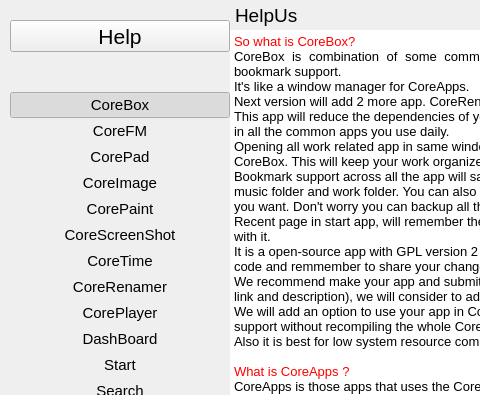
The window that help.ui (rahmanshaber/help) describes before a commit, drawn with Qt 5; both pictures show x 0 to 480 and y 0 to 395 of the 748 by 598 pixel window.
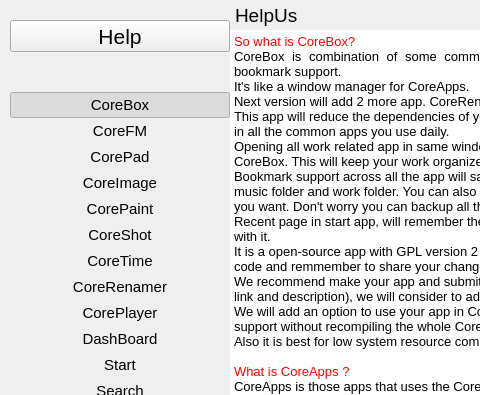
The same window after the commit. Icons and pictures are not drawn.

```diff
--- a/help.ui
+++ b/help.ui
@@ -277,7 +277,7 @@
          <enum>Qt::NoFocus</enum>
         </property>
         <property name="text">
-         <string>CoreScreenShot</string>
+         <string>CoreShot</string>
         </property>
         <property name="iconSize">
          <size>
```
Left out of the diff: 2 changed lines with no effect on the pictures.
